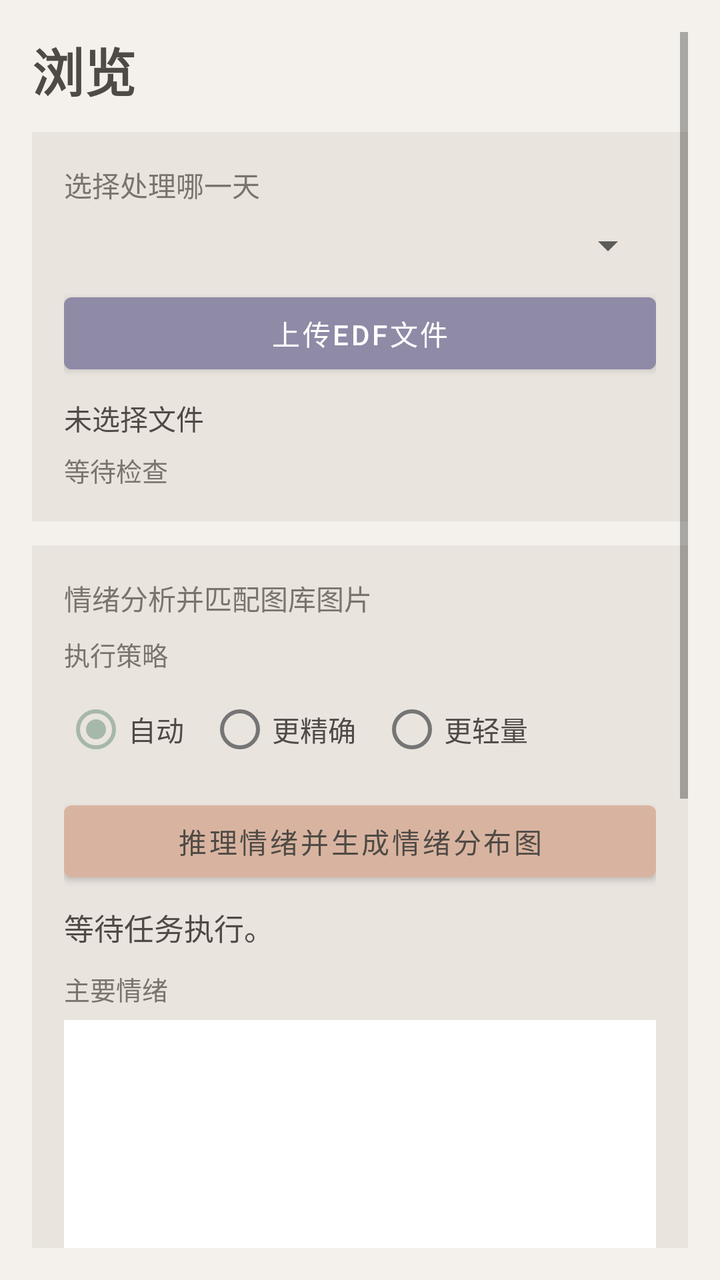
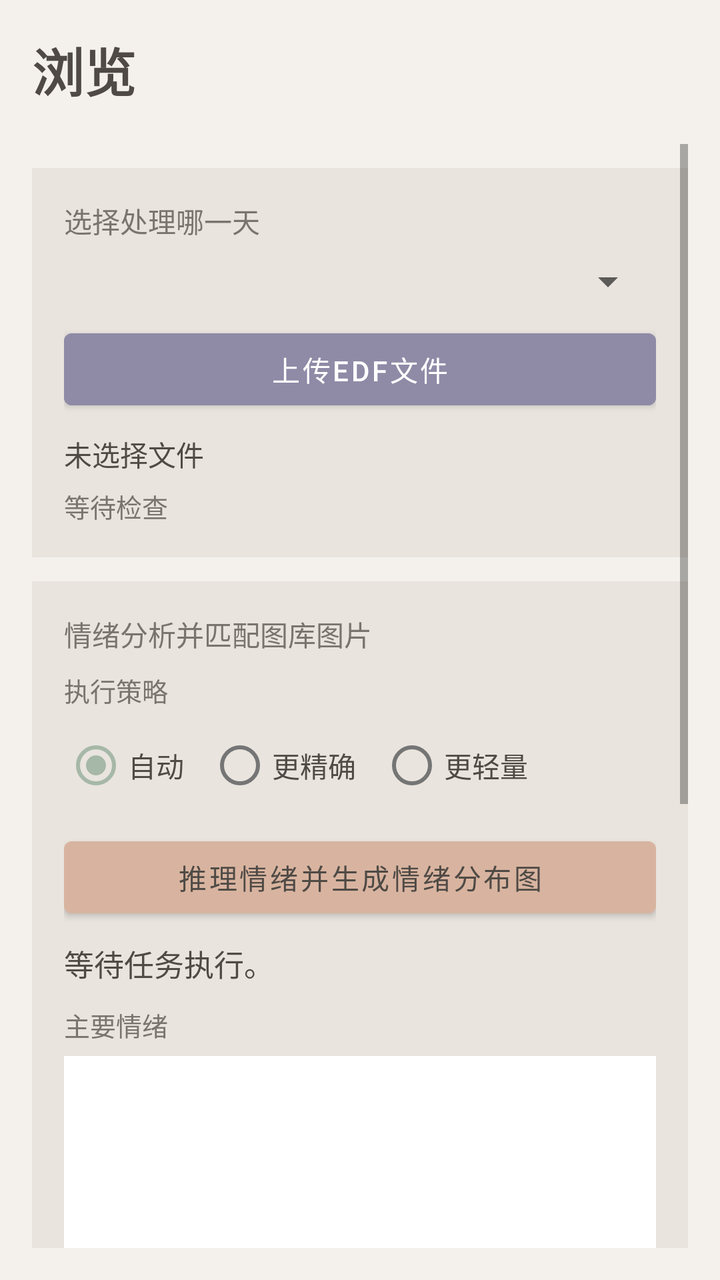

An Android layout rendered at two revisions. The XML below is the earlier revision; the diff shows what the commit changed to produce the second picture.
<!-- AndroidManifest.xml: application theme Theme.DreamAnalyzer -->
<!-- res/layout/fragment_browse.xml -->
<?xml version="1.0" encoding="utf-8"?>
<ScrollView xmlns:android="http://schemas.android.com/apk/res/android"
    android:layout_width="match_parent"
    android:layout_height="match_parent"
    android:background="@color/morandi_bg"
    android:fillViewport="true"
    android:padding="16dp">

    <LinearLayout
        android:layout_width="match_parent"
        android:layout_height="wrap_content"
        android:orientation="vertical">

        <TextView
            android:layout_width="wrap_content"
            android:layout_height="wrap_content"
            android:text="浏览"
            android:textColor="@color/morandi_text_primary"
            android:textSize="26sp"
            android:textStyle="bold" />

        <LinearLayout
            android:layout_width="match_parent"
            android:layout_height="wrap_content"
            android:layout_marginTop="12dp"
            android:background="@color/morandi_card"
            android:orientation="vertical"
            android:padding="16dp">

            <TextView
                android:layout_width="wrap_content"
                android:layout_height="wrap_content"
                android:text="选择处理哪一天"
                android:textColor="@color/morandi_text_secondary"
                android:textSize="14sp" />

            <Spinner
                android:id="@+id/spinner_day"
                android:layout_width="match_parent"
                android:layout_height="wrap_content"
                android:layout_marginTop="8dp" />

            <Button
                android:id="@+id/btn_pick_edf"
                android:layout_width="match_parent"
                android:layout_height="wrap_content"
                android:layout_marginTop="8dp"
                android:backgroundTint="@color/morandi_primary"
                android:text="上传EDF文件"
                android:textColor="@color/white" />

            <TextView
                android:id="@+id/tv_selected_edf"
                android:layout_width="match_parent"
                android:layout_height="wrap_content"
                android:layout_marginTop="8dp"
                android:text="未选择文件"
                android:textColor="@color/morandi_text_primary"
                android:textSize="14sp" />

            <TextView
                android:id="@+id/tv_precheck_hint"
                android:layout_width="match_parent"
                android:layout_height="wrap_content"
                android:layout_marginTop="6dp"
                android:text="等待检查"
                android:textColor="@color/morandi_text_secondary"
                android:textSize="13sp" />
        </LinearLayout>

        <LinearLayout
            android:layout_width="match_parent"
            android:layout_height="wrap_content"
            android:layout_marginTop="12dp"
            android:background="@color/morandi_card"
            android:orientation="vertical"
            android:padding="16dp">

            <TextView
                android:layout_width="wrap_content"
                android:layout_height="wrap_content"
                android:text="情绪分析并匹配图库图片"
                android:textColor="@color/morandi_text_secondary"
                android:textSize="14sp" />

            <TextView
                android:layout_width="wrap_content"
                android:layout_height="wrap_content"
                android:layout_marginTop="8dp"
                android:text="执行策略"
                android:textColor="@color/morandi_text_secondary"
                android:textSize="13sp" />

            <RadioGroup
                android:id="@+id/rg_strategy"
                android:layout_width="match_parent"
                android:layout_height="wrap_content"
                android:layout_marginTop="4dp"
                android:orientation="horizontal">

                <RadioButton
                    android:id="@+id/rb_strategy_auto"
                    android:layout_width="wrap_content"
                    android:layout_height="wrap_content"
                    android:checked="true"
                    android:text="自动"
                    android:textColor="@color/morandi_text_primary" />

                <RadioButton
                    android:id="@+id/rb_strategy_real"
                    android:layout_width="wrap_content"
                    android:layout_height="wrap_content"
                    android:layout_marginStart="12dp"
                    android:text="更精确"
                    android:textColor="@color/morandi_text_primary" />

                <RadioButton
                    android:id="@+id/rb_strategy_light"
                    android:layout_width="wrap_content"
                    android:layout_height="wrap_content"
                    android:layout_marginStart="12dp"
                    android:text="更轻量"
                    android:textColor="@color/morandi_text_primary" />
            </RadioGroup>

            <Button
                android:id="@+id/btn_analyze_generate"
                android:layout_width="match_parent"
                android:layout_height="wrap_content"
                android:layout_marginTop="8dp"
                android:backgroundTint="@color/morandi_accent"
                android:text="推理情绪并生成情绪分布图"
                android:textColor="@color/morandi_text_primary" />

            <TextView
                android:id="@+id/tv_generation_result"
                android:layout_width="match_parent"
                android:layout_height="wrap_content"
                android:layout_marginTop="8dp"
                android:lineSpacingExtra="3dp"
                android:text="等待任务执行。"
                android:textColor="@color/morandi_text_primary"
                android:textSize="15sp" />

            <TextView
                android:layout_width="wrap_content"
                android:layout_height="wrap_content"
                android:layout_marginTop="10dp"
                android:text="主要情绪"
                android:textColor="@color/morandi_text_secondary"
                android:textSize="13sp" />

            <ImageView
                android:id="@+id/iv_result_image"
                android:layout_width="match_parent"
                android:layout_height="180dp"
                android:layout_marginTop="6dp"
                android:background="@android:color/white"
                android:scaleType="centerCrop" />

            <TextView
                android:layout_width="wrap_content"
                android:layout_height="wrap_content"
                android:layout_marginTop="10dp"
                android:text="情绪分布饼图"
                android:textColor="@color/morandi_text_secondary"
                android:textSize="13sp" />

            <ImageView
                android:id="@+id/iv_pie_chart"
                android:layout_width="match_parent"
                android:layout_height="180dp"
                android:layout_marginTop="6dp"
                android:background="@android:color/white"
                android:scaleType="fitCenter" />
        </LinearLayout>

        <LinearLayout
            android:layout_width="match_parent"
            android:layout_height="wrap_content"
            android:layout_marginTop="12dp"
            android:background="@color/morandi_card"
            android:orientation="vertical"
            android:padding="16dp">

            <TextView
                android:layout_width="wrap_content"
                android:layout_height="wrap_content"
                android:text="图片生成历史记录"
                android:textColor="@color/morandi_text_secondary"
                android:textSize="14sp" />

            <TextView
                android:id="@+id/tv_image_history"
                android:layout_width="match_parent"
                android:layout_height="wrap_content"
                android:layout_marginTop="8dp"
                android:text="暂无记录"
                android:textColor="@color/morandi_text_primary"
                android:textSize="14sp" />
        </LinearLayout>

    </LinearLayout>

</ScrollView>
<!-- resources referenced by this layout -->
<resources>
  <color name="morandi_accent">#D8B4A0</color>
  <color name="morandi_bg">#F4F1ED</color>
  <color name="morandi_card">#E9E4DE</color>
  <color name="morandi_primary">#8F8AA6</color>
  <color name="morandi_text_primary">#4F4A45</color>
  <color name="morandi_text_secondary">#7A746E</color>
  <color name="white">#FFFFFFFF</color>
  <style name="Theme.DreamAnalyzer" parent="Theme.MaterialComponents.Light.NoActionBar">
          <item name="colorPrimary">@color/morandi_primary</item>
          <item name="colorPrimaryVariant">@color/morandi_primary_dark</item>
          <item name="colorOnPrimary">@color/white</item>
  
          <item name="colorSecondary">@color/morandi_secondary</item>
          <item name="colorSecondaryVariant">@color/morandi_secondary</item>
          <item name="colorOnSecondary">@color/morandi_text_primary</item>
  
          <item name="android:statusBarColor">@color/morandi_primary_dark</item>
          <item name="android:navigationBarColor">@color/morandi_bg</item>
          <item name="android:windowBackground">@color/morandi_bg</item>
      </style>
  <color name="morandi_primary_dark">#7B7691</color>
  <color name="morandi_secondary">#A6B8A7</color>
</resources>

<!-- the commit's change to res/layout/fragment_browse.xml (unified diff, before → after) -->
@@ -1,23 +1,33 @@
 <?xml version="1.0" encoding="utf-8"?>
-<ScrollView xmlns:android="http://schemas.android.com/apk/res/android"
+<FrameLayout xmlns:android="http://schemas.android.com/apk/res/android"
     android:layout_width="match_parent"
     android:layout_height="match_parent"
     android:background="@color/morandi_bg"
-    android:fillViewport="true"
-    android:padding="16dp">
-
-    <LinearLayout
+    android:fitsSystemWindows="true">
+
+    <TextView
+        android:id="@+id/tv_page_title_fixed"
+        android:layout_width="wrap_content"
+        android:layout_height="wrap_content"
+        android:layout_marginStart="16dp"
+        android:layout_marginTop="16dp"
+        android:text="浏览"
+        android:textColor="@color/morandi_text_primary"
+        android:textSize="26sp"
+        android:textStyle="bold" />
+
+    <ScrollView
+        android:id="@+id/scroll_content"
         android:layout_width="match_parent"
-        android:layout_height="wrap_content"
-        android:orientation="vertical">
-
-        <TextView
-            android:layout_width="wrap_content"
-            android:layout_height="wrap_content"
-            android:text="浏览"
-            android:textColor="@color/morandi_text_primary"
-            android:textSize="26sp"
-            android:textStyle="bold" />
+        android:layout_height="match_parent"
+        android:layout_marginTop="56dp"
+        android:fillViewport="true"
+        android:padding="16dp">
+
+        <LinearLayout
+            android:layout_width="match_parent"
+            android:layout_height="wrap_content"
+            android:orientation="vertical">
 
         <LinearLayout
             android:layout_width="match_parent"
@@ -200,6 +210,8 @@
                 android:textSize="14sp" />
         </LinearLayout>
 
-    </LinearLayout>
-
-</ScrollView>
+        </LinearLayout>
+
+    </ScrollView>
+
+</FrameLayout>
